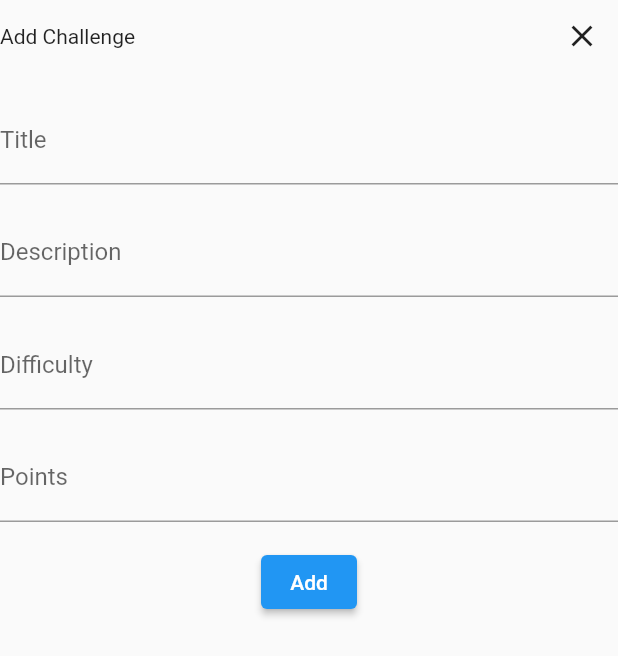
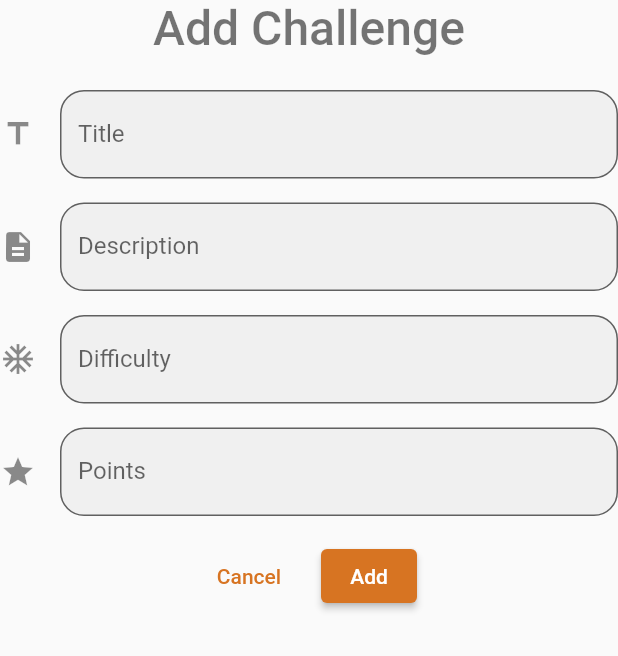
Before and after one commit to Myzel394/contoso_sports-app, a Flutter app: the AddForm widget shown alone on an empty page, opened directly with empty values, on a phone screen of 412 x 824 dp. Shown: the top 656 px of the screen. Run offline on Flutter 3.47's test engine with Material 2 defaults, Android fonts, the phone set to English and light mode, and no system bars; drawn by our look-alikes of flutter_platform_widgets; our stand-ins replace flutter_local_notifications; missing offline and left inert: avatar_view, cupertino_list_tile; network calls fail.

Commit message:
creating app

```diff
--- a/lib/components/widgets/add_form.dart
+++ b/lib/components/widgets/add_form.dart
@@ -1,4 +1,6 @@
 import 'package:flutter/material.dart';
+
+import '../../utils/theme.dart';
 
 class AddForm extends StatefulWidget {
   final VoidCallback onClose;
@@ -17,44 +19,52 @@ class _AddFormState extends State<AddForm> {
   Widget build(BuildContext context) {
     return Column(
       children: <Widget>[
-        Row(
-          mainAxisAlignment: MainAxisAlignment.spaceBetween,
-          children: <Widget>[
-            const Text('Add Challenge'),
-            IconButton(
-              icon: const Icon(Icons.close),
-              onPressed: widget.onClose,
-            ),
-          ],
+        Text(
+          'Add Challenge',
+          style: getTitleTextStyle(context),
         ),
-        const SizedBox(height: 16),
-        TextField(
-          decoration: const InputDecoration(
+        const SizedBox(height: 22),
+        const TextField(
+          decoration: InputDecoration(
+            icon: Icon(Icons.title),
             labelText: 'Title',
           ),
         ),
         const SizedBox(height: 16),
-        TextField(
-          decoration: const InputDecoration(
+        const TextField(
+          decoration: InputDecoration(
+            icon: Icon(Icons.description),
             labelText: 'Description',
           ),
         ),
         const SizedBox(height: 16),
-        TextField(
-          decoration: const InputDecoration(
+        const TextField(
+          decoration: InputDecoration(
+            icon: Icon(Icons.ac_unit),
             labelText: 'Difficulty',
           ),
         ),
         const SizedBox(height: 16),
-        TextField(
-          decoration: const InputDecoration(
+        const TextField(
+          decoration: InputDecoration(
+            icon: Icon(Icons.star),
             labelText: 'Points',
           ),
         ),
         const SizedBox(height: 16),
-        ElevatedButton(
-          onPressed: () {},
-          child: const Text('Add'),
+        Row(
+          mainAxisAlignment: MainAxisAlignment.center,
+          children: [
+            TextButton(
+              onPressed: widget.onClose,
+              child: const Text('Cancel'),
+            ),
+            const SizedBox(width: 16),
+            ElevatedButton(
+              onPressed: () {},
+              child: const Text('Add'),
+            ),
+          ],
         ),
       ],
     );
--- /dev/null
+++ b/lib/constants/themes.dart
@@ -0,0 +1,60 @@
+import 'package:flutter/cupertino.dart';
+import 'package:flutter/material.dart';
+
+final LIGHT_THEME_MATERIAL = ThemeData(
+  colorScheme: ThemeData.light().colorScheme.copyWith(
+        primary: const Color(0xffd77422),
+        secondary: const Color(0xffcb4a1c),
+      ),
+  textTheme: ThemeData().textTheme.copyWith(
+        headline1: const TextStyle(
+          fontSize: 32,
+          fontWeight: FontWeight.w500,
+        ),
+        bodyText1: ThemeData().textTheme.bodyText1!.copyWith(
+              height: 1.5,
+            ),
+      ),
+  inputDecorationTheme: InputDecorationTheme(
+    filled: true,
+    helperMaxLines: 10,
+    errorMaxLines: 10,
+    border: OutlineInputBorder(
+      borderRadius: BorderRadius.circular(16),
+    ),
+  ),
+);
+
+final DARK_THEME_MATERIAL = ThemeData.dark().copyWith(
+  colorScheme: ThemeData.dark().colorScheme.copyWith(
+        primary: const Color(0xffd77422),
+        secondary: const Color(0xffcb4a1c),
+      ),
+  textTheme: ThemeData.dark().textTheme.copyWith(
+        headline1: const TextStyle(
+          fontSize: 32,
+          fontWeight: FontWeight.w500,
+        ),
+        bodyText1: ThemeData.dark().textTheme.bodyText1!.copyWith(
+              height: 1.5,
+            ),
+      ),
+  inputDecorationTheme: InputDecorationTheme(
+    filled: true,
+    helperMaxLines: 10,
+    errorMaxLines: 10,
+    border: OutlineInputBorder(
+      borderRadius: BorderRadius.circular(16),
+    ),
+  ),
+);
+
+final LIGHT_THEME_CUPERTINO = CupertinoThemeData().copyWith(
+  primaryColor: const Color(0xffcb4a1c),
+  textTheme: CupertinoThemeData().textTheme.copyWith(
+        navLargeTitleTextStyle: const TextStyle(
+          fontSize: 32,
+          fontWeight: FontWeight.w500,
+        ),
+      ),
+);
--- a/pubspec.yaml
+++ b/pubspec.yaml
@@ -38,6 +38,7 @@ dependencies:
   http: ^0.13.5
   flutter_local_notifications: ^12.0.0
   avatar_view: ^1.0.1
+  cupertino_list_tile: ^0.2.1
 
 dev_dependencies:
   flutter_test:
```
Also changed, not shown: lib/api/get-leaderboard.dart (added, +19 -0 lines), lib/components/screens/challenge_screen.dart (+33 -8 lines), lib/components/widgets/challenge_item.dart (+6 -4 lines), lib/components/widgets/modal_sheet.dart (+9 -6 lines), lib/components/widgets/profile_bar.dart (+44 -1 lines), lib/foreign_types/user.dart (+13 -0 lines), lib/main.dart (+10 -12 lines), pubspec.lock, 2 other files.
